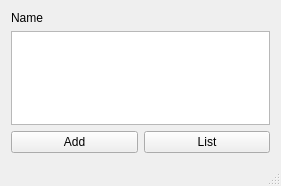
Above: Cadastro/mainwindow.ui from gusmd/jocppqt before the change. Below: the same form after it.
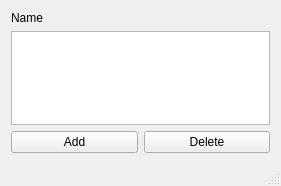
That is the form after the change.

Diff of the .ui file:
```diff
--- a/Cadastro/mainwindow.ui
+++ b/Cadastro/mainwindow.ui
@@ -27,7 +27,7 @@
       <item row="2" column="1">
        <widget class="QPushButton" name="ListButton">
         <property name="text">
-         <string>List</string>
+         <string>Delete</string>
         </property>
        </widget>
       </item>
```
Left out of the diff: 6 changed lines with no effect on the pictures.
